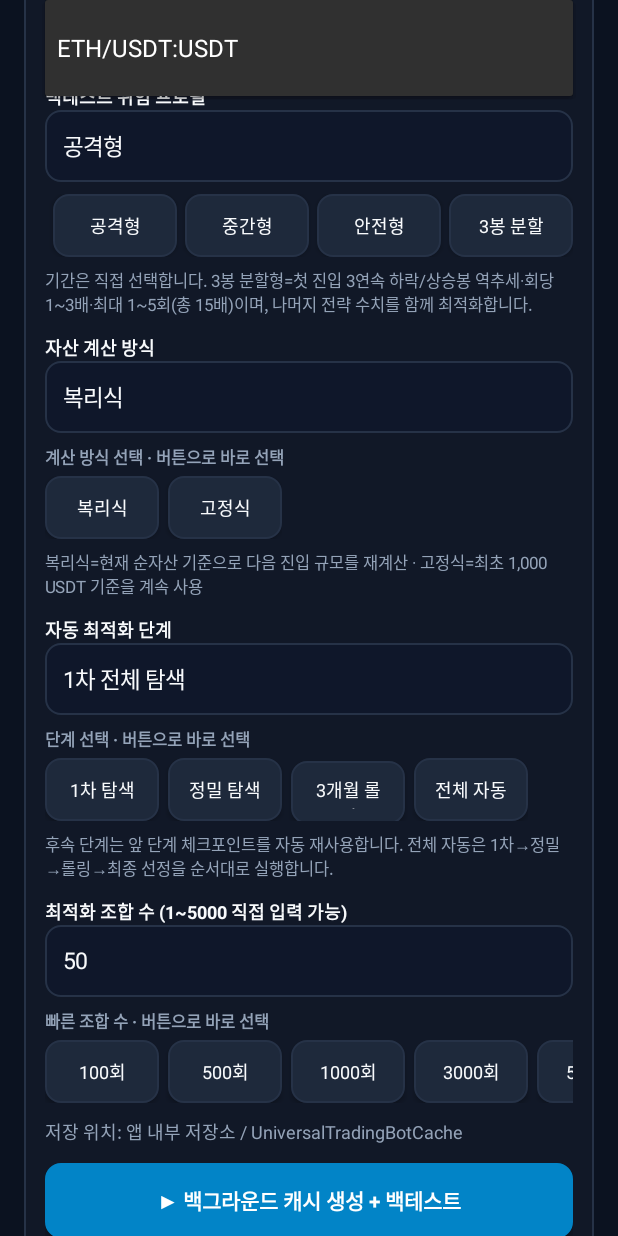
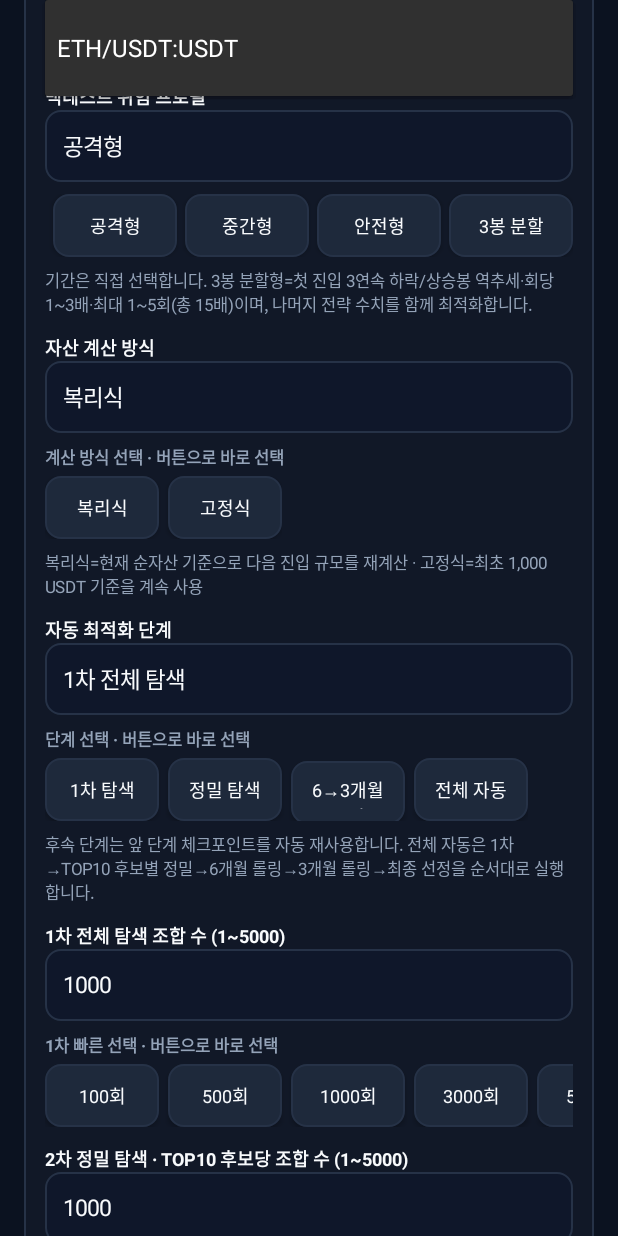
Before and after one commit to nictunz/universal-trading-bot, an Android app: the MainActivity screen opened directly, with no data from a screen before it, scrolled down 576 dp, on a phone screen of 412 x 824 dp. Run offline under Robolectric (Android 15) with nearby library versions, the phone set to English and light mode, and no system bars; libraries missing offline, so code that uses them is left out: com.chaquo.python; 5 statements that could not run were skipped.

Commit message:
feat: add top10 refine and 6m-3m rolling pipeline

```diff
--- a/android/app/src/main/java/com/nictunz/universalbacktester/MainActivity.java
+++ b/android/app/src/main/java/com/nictunz/universalbacktester/MainActivity.java
@@ -63,7 +63,9 @@ public class MainActivity extends android.app.Activity {
     private AutoCompleteTextView riskProfileInput;
     private AutoCompleteTextView sizingModeInput;
     private AutoCompleteTextView optimizationStageInput;
-    private AutoCompleteTextView trialCountInput;
+    private AutoCompleteTextView broadTrialCountInput;
+    private AutoCompleteTextView refineTrialCountInput;
+    private AutoCompleteTextView threeTickModeInput;
     private EditText startInput;
     private EditText endInput;
     private EditText hostInput;
@@ -234,28 +236,47 @@ public class MainActivity extends android.app.Activity {
         ), marginTop(7));
 
         optimizationStageInput = autocomplete(
-                new String[]{"1차 전체 탐색", "상위 후보 정밀 탐색", "3개월 롤링 + 최종 선정", "전체 자동 실행"},
+                new String[]{"1차 전체 탐색", "상위 후보 정밀 탐색", "6개월 → 3개월 롤링 + 최종 선정", "전체 자동 실행"},
                 "1차 전체 탐색"
         );
         backtestCard.addView(labeled("자동 최적화 단계", optimizationStageInput), marginTop(12));
         backtestCard.addView(quickChoiceRow(
                 "단계 선택",
                 optimizationStageInput,
-                new String[]{"1차 탐색", "정밀 탐색", "3개월 롤링", "전체 자동"},
-                new String[]{"1차 전체 탐색", "상위 후보 정밀 탐색", "3개월 롤링 + 최종 선정", "전체 자동 실행"}
+                new String[]{"1차 탐색", "정밀 탐색", "6→3개월 롤링", "전체 자동"},
+                new String[]{"1차 전체 탐색", "상위 후보 정밀 탐색", "6개월 → 3개월 롤링 + 최종 선정", "전체 자동 실행"}
         ), marginTop(8));
         backtestCard.addView(text(
-                "후속 단계는 앞 단계 체크포인트를 자동 재사용합니다. 전체 자동은 1차→정밀→롤링→최종 선정을 순서대로 실행합니다.",
+                "후속 단계는 앞 단계 체크포인트를 자동 재사용합니다. 전체 자동은 1차→TOP10 후보별 정밀→6개월 롤링→3개월 롤링→최종 선정을 순서대로 실행합니다.",
                 11, MUTED, false
         ), marginTop(7));
 
-        trialCountInput = autocomplete(new String[]{"50", "100", "200", "300", "500", "750", "1000", "2000", "3000", "5000"}, "50");
-        backtestCard.addView(labeled("최적화 조합 수 (1~5000 직접 입력 가능)", trialCountInput), marginTop(12));
+        broadTrialCountInput = autocomplete(new String[]{"100", "500", "1000", "2000", "3000", "5000"}, "1000");
+        backtestCard.addView(labeled("1차 전체 탐색 조합 수 (1~5000)", broadTrialCountInput), marginTop(12));
         backtestCard.addView(quickChoiceRow(
-                "빠른 조합 수",
-                trialCountInput,
+                "1차 빠른 선택", broadTrialCountInput,
                 new String[]{"100회", "500회", "1000회", "3000회", "5000회"},
                 new String[]{"100", "500", "1000", "3000", "5000"}
+        ), marginTop(8));
+
+        refineTrialCountInput = autocomplete(new String[]{"100", "500", "1000", "2000", "3000", "5000"}, "1000");
+        backtestCard.addView(labeled("2차 정밀 탐색 · TOP10 후보당 조합 수 (1~5000)", refineTrialCountInput), marginTop(12));
+        backtestCard.addView(quickChoiceRow(
+                "정밀 빠른 선택", refineTrialCountInput,
+                new String[]{"100회", "500회", "1000회", "3000회", "5000회"},
+                new String[]{"100", "500", "1000", "3000", "5000"}
+        ), marginTop(8));
+        backtestCard.addView(text(
+                "예: 후보당 5,000회 선택 시 1차 TOP10 각각을 정밀 탐색하여 최대 50,000개 조합을 검사합니다.",
+                11, MUTED, false
+        ), marginTop(7));
+
+        threeTickModeInput = autocomplete(new String[]{"첫 진입만 3틱룰", "모든 진입 3틱룰"}, "첫 진입만 3틱룰");
+        backtestCard.addView(labeled("3틱룰 적용 범위", threeTickModeInput), marginTop(12));
+        backtestCard.addView(quickChoiceRow(
+                "3틱룰", threeTickModeInput,
+                new String[]{"첫 진입만", "모든 진입"},
+                new String[]{"첫 진입만 3틱룰", "모든 진입 3틱룰"}
         ), marginTop(8));
 
         TextView storageInfo = text("저장 위치: 앱 내부 저장소 / UniversalTradingBotCache", 12, MUTED, false);
@@ -275,7 +296,7 @@ public class MainActivity extends android.app.Activity {
         controlRow.addView(stopBacktestButton, smallButtonParams());
         backtestCard.addView(controlRow, marginTop(8));
         Button fullExportButton = actionButton(
-                "📤 전체 자동 결과 파일 보내기 (MDD 40% 초과 포함)",
+                "📤 전체 자동 결과 파일 보내기 (MDD 70% 초과 포함)",
                 Color.rgb(30, 41, 59)
         );
         fullExportButton.setOnClickListener(v -> exportAndShareOptimizationResults());
@@ -315,7 +336,7 @@ public class MainActivity extends android.app.Activity {
         Button shareResultButton = actionButton("📤 최신 결과 JSON 공유", Color.rgb(30, 41, 59));
         shareResultButton.setOnClickListener(v -> shareBacktestFile(lastResultPath, "application/json", "BTC·ETH 백테스트 결과 공유"));
         resultActions.addView(shareResultButton, marginTop(8));
-        Button shareOptimizationButton = actionButton("📤 전체 자동 결과 JSON 공유 (MDD 초과 포함)", Color.rgb(30, 41, 59));
+        Button shareOptimizationButton = actionButton("📤 전체 자동 결과 JSON 공유 (MDD 70% 초과 포함)", Color.rgb(30, 41, 59));
         shareOptimizationButton.setOnClickListener(v -> exportAndShareOptimizationResults());
         resultActions.addView(shareOptimizationButton, marginTop(8));
         Button shareCacheButton = actionButton("📦 현재 캐시 DB 공유", Color.rgb(30, 41, 59));
@@ -479,20 +500,24 @@ public class MainActivity extends android.app.Activity {
         String stageLabel = optimizationStageInput.getText().toString().trim();
         String optimizationStage;
         if ("상위 후보 정밀 탐색".equals(stageLabel)) optimizationStage = "refine";
-        else if ("3개월 롤링 + 최종 선정".equals(stageLabel)) optimizationStage = "rolling";
+        else if ("6개월 → 3개월 롤링 + 최종 선정".equals(stageLabel)) optimizationStage = "rolling";
         else if ("전체 자동 실행".equals(stageLabel)) optimizationStage = "auto";
         else optimizationStage = "broad";
-        int optimizationTrials;
+        int broadOptimizationTrials;
+        int refineOptimizationTrials;
         try {
-            optimizationTrials = Integer.parseInt(trialCountInput.getText().toString().trim());
+            broadOptimizationTrials = Integer.parseInt(broadTrialCountInput.getText().toString().trim());
+            refineOptimizationTrials = Integer.parseInt(refineTrialCountInput.getText().toString().trim());
         } catch (Exception ignored) {
-            toast("조합 수는 1~5000 사이 숫자로 입력하세요.");
+            toast("1차/정밀 조합 수는 각각 1~5000 사이 숫자로 입력하세요.");
             return;
         }
-        if (optimizationTrials < 1 || optimizationTrials > 5000) {
-            toast("조합 수는 1~5000 사이로 입력하세요.");
+        if (broadOptimizationTrials < 1 || broadOptimizationTrials > 5000
+                || refineOptimizationTrials < 1 || refineOptimizationTrials > 5000) {
+            toast("1차/정밀 조합 수는 각각 1~5000 사이로 입력하세요.");
             return;
         }
+        boolean allEntriesThreeTick = "모든 진입 3틱룰".equals(threeTickModeInput.getText().toString().trim());
         String start = startInput.getText().toString().trim();
         String end = endInput.getText().toString().trim();
         Calendar startCal = parseDate(start);
@@ -518,7 +543,10 @@ public class MainActivity extends android.app.Activity {
         intent.putExtra("remote_dir", remoteInput.getText().toString().trim());
         intent.putExtra("key_path", privateKeyPath);
         intent.putExtra("risk_profile", riskProfile);
-        intent.putExtra("optimization_trials", optimizationTrials);
+        intent.putExtra("optimization_trials", broadOptimizationTrials);
+        intent.putExtra("broad_optimization_trials", broadOptimizationTrials);
+        intent.putExtra("refine_optimization_trials", refineOptimizationTrials);
+        intent.putExtra("all_entries_three_tick", allEntriesThreeTick);
         intent.putExtra("compounding_enabled", compoundingEnabled);
         intent.putExtra("optimization_stage", optimizationStage);
         if (Build.VERSION.SDK_INT >= Build.VERSION_CODES.O) {
@@ -535,7 +563,9 @@ public class MainActivity extends android.app.Activity {
         logText.setText("백그라운드 백테스트 시작\n프로필: " + riskProfile
                 + " · 계산: " + sizingMode
                 + " · 단계: " + stageLabel
-                + " · 조합: " + optimizationTrials + "회\n"
+                + " · 1차: " + broadOptimizationTrials + "회"
+                + " · 정밀: TOP10×" + refineOptimizationTrials + "회"
+                + " · 3틱룰: " + (allEntriesThreeTick ? "모든 진입" : "첫 진입만") + "\n"
                 + "앱을 내리거나 화면을 꺼도 알림 서비스에서 계속 실행됩니다.\n");
         setBusy(true, "백그라운드 실행 중");
         setBacktestControlState("RUNNING");
```
Also changed, not shown: android/app/src/main/java/com/nictunz/universalbacktester/BacktestForegroundService.java (+8 -3 lines), 6 other files.
